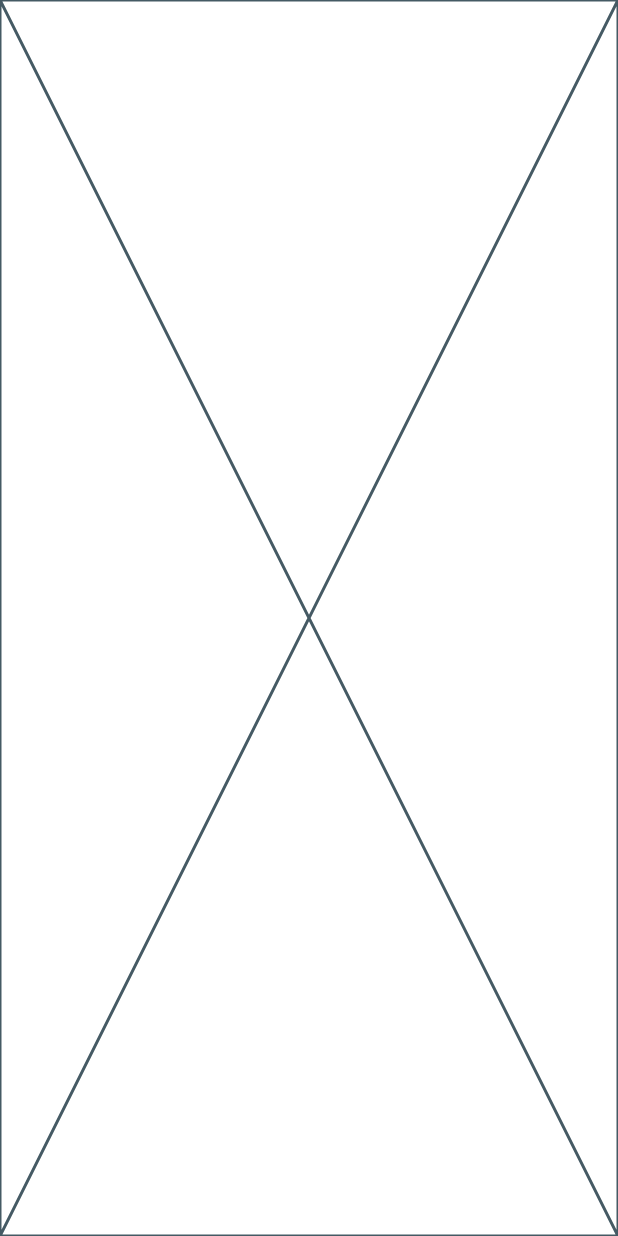
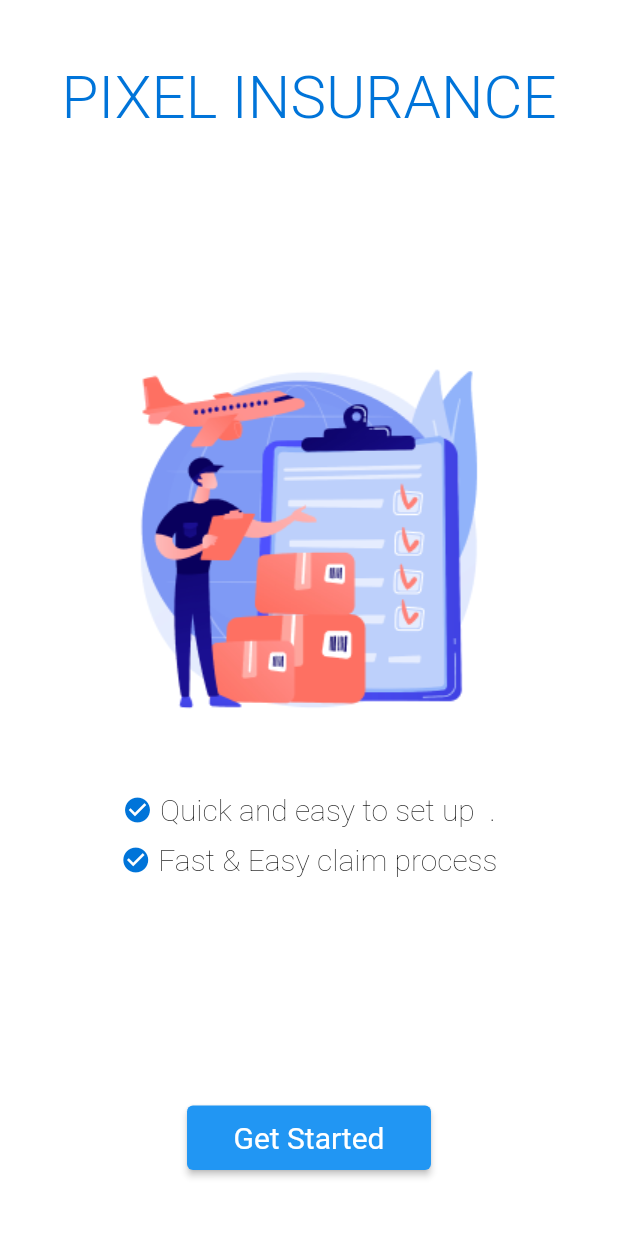
Before and after one commit to Pixel-Finhub/pixel-app-v2, a Flutter app: the screen it shows after launch, on a phone screen of 412 x 824 dp. Run offline on Flutter 3.47's test engine with Material 2 defaults, Android fonts, the phone set to English and light mode, and no system bars; our stand-ins replace flutter_screenutil.

Commit message:
Finishing splash screen. changes remaining: 1. Remove Elevated button to custom button

```diff
--- a/lib/app/ui/auth/splash.dart
+++ b/lib/app/ui/auth/splash.dart
@@ -1,10 +1,113 @@
 import 'package:flutter/material.dart';
+import 'package:pixel_insurance_v2/app/ui/theme/app_colors.dart';
 
 class SplashScreen extends StatelessWidget {
   const SplashScreen({super.key});
 
   @override
   Widget build(BuildContext context) {
-    return const Placeholder();
+    return Scaffold(
+      backgroundColor: Colors.white,
+      body: Center(
+        child: Column(
+          mainAxisAlignment: MainAxisAlignment.center,
+          crossAxisAlignment: CrossAxisAlignment.center,
+          children: [
+            Container(
+              margin: EdgeInsets.fromLTRB(0, 0, 0, 100),
+              child: const Text(
+                "PIXEL INSURANCE",
+                style: TextStyle(
+                    color: primary, fontWeight: FontWeight.w300, fontSize: 40),
+              ),
+            ),
+            Container(
+              child: Padding(
+                padding: EdgeInsets.symmetric(horizontal: 10, vertical: 20),
+                child: Container(
+                  height: 300,
+                  width: 300,
+                  child: Image.asset("assets/images/SplashImage.png"),
+                ),
+              ),
+            ),
+            Container(
+              child: const Column(
+                children: [
+                  Row(
+                    mainAxisAlignment: MainAxisAlignment.center,
+                    crossAxisAlignment: CrossAxisAlignment.center,
+                    children: [
+                      Icon(
+                        Icons.check_circle,
+                        color: primary,
+                        size: 20,
+                      ),
+                      SizedBox(
+                        width: 5,
+                      ),
+                      Text(
+                        "Quick and easy to set up  .",
+                        style: TextStyle(
+                          color: Colors.black,
+                          fontWeight: FontWeight.w200,
+                          fontSize: 20,
+                        ),
+                      )
+                    ],
+                  ),
+                  SizedBox(
+                    height: 10,
+                  ),
+                  Row(
+                    mainAxisAlignment: MainAxisAlignment.center,
+                    crossAxisAlignment: CrossAxisAlignment.center,
+                    children: [
+                      Icon(
+                        Icons.check_circle,
+                        color: primary,
+                        size: 20,
+                      ),
+                      SizedBox(
+                        width: 5,
+                      ),
+                      Text(
+                        "Fast & Easy claim process",
+                        style: TextStyle(
+                          color: Colors.black,
+                          fontWeight: FontWeight.w200,
+                          fontSize: 20,
+                        ),
+                      )
+                    ],
+                  ),
+                ],
+              ),
+            ),
+            Container(
+              margin: const EdgeInsets.fromLTRB(0, 150, 0, 0),
+              child: Row(
+                mainAxisAlignment: MainAxisAlignment.center,
+                children: [
+                  ElevatedButton(
+                    onPressed: () {},
+                    child: const Padding(
+                      padding: const EdgeInsets.symmetric(horizontal: 15, vertical: 10),
+                      child: Text(
+                        "Get Started",
+                        style: TextStyle(
+                            fontSize: 20,
+                            fontWeight: FontWeight.normal,
+                            color: Colors.white),
+                      ),
+                    ),
+                  )
+                ],
+              ),
+            ),
+          ],
+        ),
+      ),
+    );
   }
 }
--- a/pubspec.yaml
+++ b/pubspec.yaml
@@ -60,9 +60,8 @@ flutter:
   uses-material-design: true
 
   # To add assets to your application, add an assets section, like this:
-  # assets:
-  #   - images/a_dot_burr.jpeg
-  #   - images/a_dot_ham.jpeg
+  assets:
+    - assets/images/
 
   # An image asset can refer to one or more resolution-specific "variants", see
   # https://flutter.dev/assets-and-images/#resolution-aware
```
Also changed, not shown: pubspec.lock, 1 other file.
